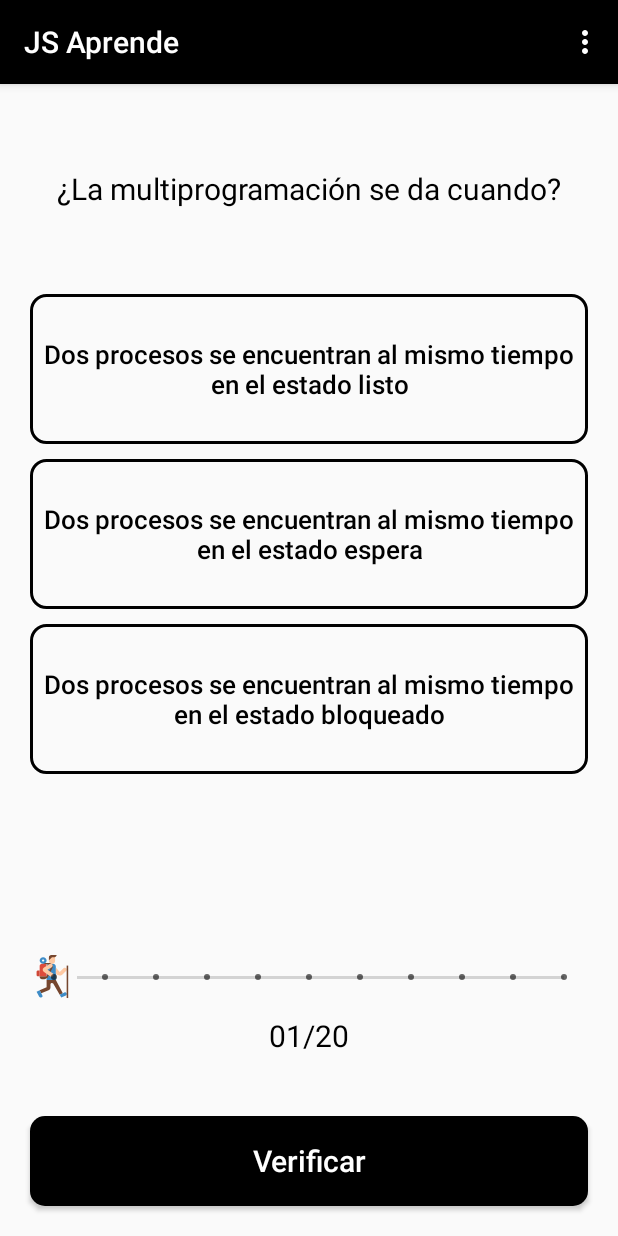
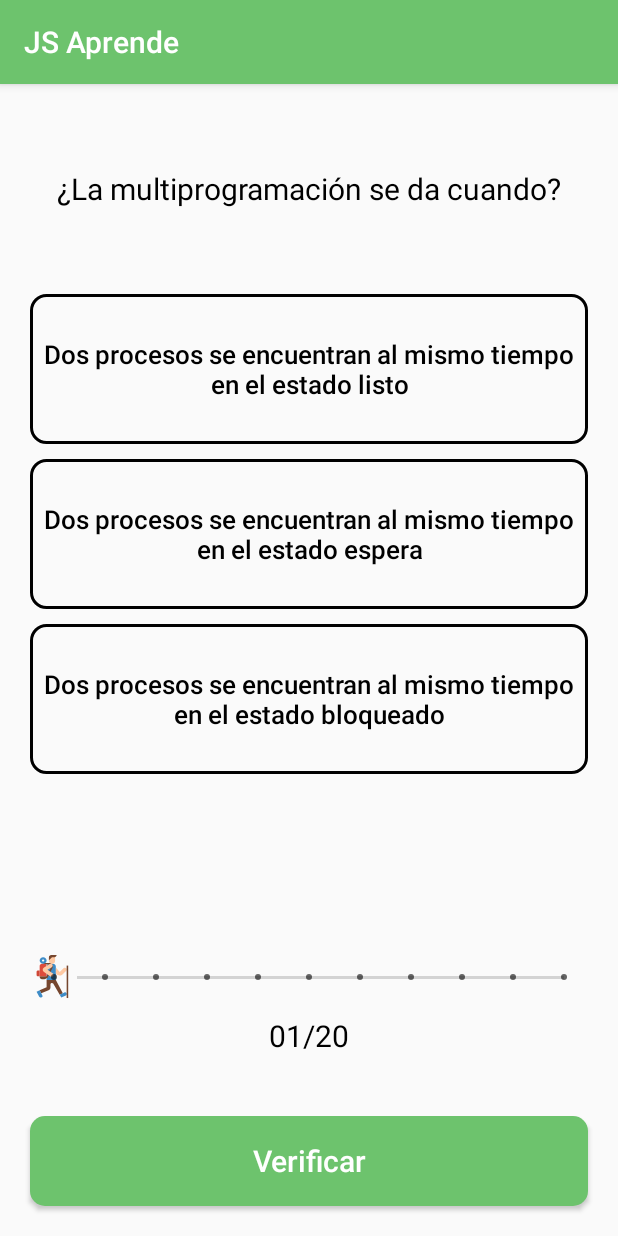
Before and after one commit to KevinhoMorales/JSAprendeJava, an Android app: the AFragment screen opened through its navigation route, on a phone screen of 412 x 824 dp. Run offline under Robolectric (Android 15) with nearby library versions, the phone set to English and light mode, and no system bars.

Commit message:
New release

```diff
--- a/app/src/main/java/com/jonathanortega/jsaprende/MainActivity.java
+++ b/app/src/main/java/com/jonathanortega/jsaprende/MainActivity.java
@@ -36,12 +36,6 @@ public class MainActivity extends AppCompatActivity {
         // Handle action bar item clicks here. The action bar will
         // automatically handle clicks on the Home/Up button, so long
         // as you specify a parent activity in AndroidManifest.xml.
-        int id = item.getItemId();
-
-        //noinspection SimplifiableIfStatement
-        if (id == R.id.action_settings) {
-            return true;
-        }
 
         return super.onOptionsItemSelected(item);
     }
--- a/app/src/main/res/drawable/roundbutton.xml
+++ b/app/src/main/res/drawable/roundbutton.xml
@@ -1,7 +1,7 @@
 <?xml version="1.0" encoding="utf-8"?>
 <shape xmlns:android="http://schemas.android.com/apk/res/android"
     android:shape="rectangle">
-    <solid android:color="#000000" />
+    <solid android:color="@color/black" />
     <corners android:bottomRightRadius="10dp"
         android:bottomLeftRadius="10dp"
         android:topRightRadius="10dp"
--- a/app/src/main/res/menu/menu_main.xml
+++ b/app/src/main/res/menu/menu_main.xml
@@ -2,9 +2,5 @@
     xmlns:app="http://schemas.android.com/apk/res-auto"
     xmlns:tools="http://schemas.android.com/tools"
     tools:context="com.jonathanortega.jsaprende.MainActivity">
-    <item
-        android:id="@+id/action_settings"
-        android:orderInCategory="100"
-        android:title="@string/action_settings"
-        app:showAsAction="never" />
+
 </menu>
--- a/app/src/main/res/values/colors.xml
+++ b/app/src/main/res/values/colors.xml
@@ -1,10 +1,10 @@
 <?xml version="1.0" encoding="utf-8"?>
 <resources>
-    <color name="colorPrimary">#000000</color>
+    <color name="colorPrimary">#6DC36D</color>
     <color name="colorPrimaryDark">#000000</color>
     <color name="colorAccent">#03DAC5</color>
     <color name="incorrectColor">#AF2424</color>
     <color name="correctColor">#24AF4B</color>
     <color name="white">#FFFFFF</color>
-    <color name="black">#000000</color>
+    <color name="black">#6DC36D</color>
 </resources>
```
Also changed, not shown: 2 other files.
